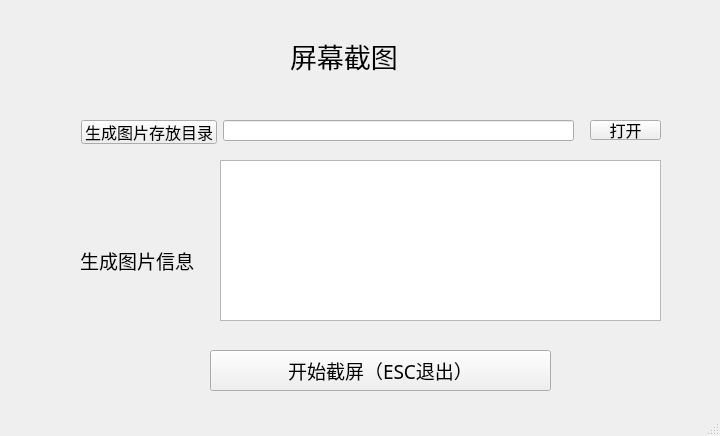
First picture: the form in cza_scr_print.ui, repository jeb0813/Screenshoter, before the edit.
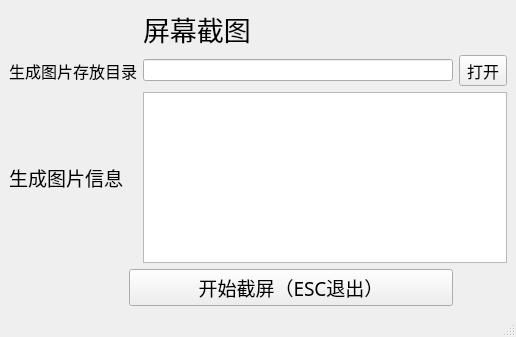
Second picture: the form after the edit.

Patch:
```diff
--- a/cza_scr_print.ui
+++ b/cza_scr_print.ui
@@ -9,23 +9,17 @@
    <rect>
     <x>0</x>
     <y>0</y>
-    <width>720</width>
-    <height>436</height>
+    <width>516</width>
+    <height>337</height>
    </rect>
   </property>
   <property name="windowTitle">
    <string>屏幕截图v1.0 ---by CZA  20211010</string>
   </property>
   <widget class="QWidget" name="centralwidget">
+   <layout class="QGridLayout" name="gridLayout">
+    <item row="0" column="2">
    <widget class="QLabel" name="label">
-    <property name="geometry">
-     <rect>
-      <x>290</x>
-      <y>30</y>
-      <width>121</width>
-      <height>51</height>
-     </rect>
-    </property>
     <property name="font">
      <font>
       <family>仿宋</family>
@@ -36,15 +30,9 @@
      <string>屏幕截图</string>
     </property>
    </widget>
-   <widget class="QPushButton" name="pushButton">
-    <property name="geometry">
-     <rect>
-      <x>81</x>
-      <y>120</y>
-      <width>136</width>
-      <height>24</height>
-     </rect>
-    </property>
+    </item>
+    <item row="1" column="0" colspan="2">
+     <widget class="QLabel" name="label_3">
     <property name="font">
      <font>
       <family>仿宋</family>
@@ -55,54 +43,12 @@
      <string>生成图片存放目录</string>
     </property>
    </widget>
-   <widget class="QLineEdit" name="lineEdit">
-    <property name="geometry">
-     <rect>
-      <x>223</x>
-      <y>120</y>
-      <width>351</width>
-      <height>21</height>
-     </rect>
-    </property>
-   </widget>
-   <widget class="QTextEdit" name="textEdit">
-    <property name="geometry">
-     <rect>
-      <x>220</x>
-      <y>160</y>
-      <width>441</width>
-      <height>161</height>
-     </rect>
-    </property>
-   </widget>
-   <widget class="QLabel" name="label_2">
-    <property name="geometry">
-     <rect>
-      <x>80</x>
-      <y>220</y>
-      <width>121</width>
-      <height>81</height>
-     </rect>
-    </property>
-    <property name="font">
-     <font>
-      <family>仿宋</family>
-      <pointsize>14</pointsize>
-     </font>
-    </property>
-    <property name="text">
-     <string>生成图片信息</string>
-    </property>
-   </widget>
+    </item>
+    <item row="1" column="2">
+     <widget class="QLineEdit" name="lineEdit"/>
+    </item>
+    <item row="1" column="3">
    <widget class="QToolButton" name="toolButton">
-    <property name="geometry">
-     <rect>
-      <x>590</x>
-      <y>120</y>
-      <width>71</width>
-      <height>20</height>
-     </rect>
-    </property>
     <property name="font">
      <font>
       <family>仿宋</family>
@@ -113,15 +59,25 @@
      <string>打开</string>
     </property>
    </widget>
+    </item>
+    <item row="2" column="0">
+     <widget class="QLabel" name="label_2">
+      <property name="font">
+       <font>
+        <family>仿宋</family>
+        <pointsize>14</pointsize>
+       </font>
+      </property>
+      <property name="text">
+       <string>生成图片信息</string>
+      </property>
+     </widget>
+    </item>
+    <item row="2" column="2" colspan="2">
+     <widget class="QTextEdit" name="textEdit"/>
+    </item>
+    <item row="3" column="1" colspan="2">
    <widget class="QPushButton" name="pushButton_2">
-    <property name="geometry">
-     <rect>
-      <x>210</x>
-      <y>350</y>
-      <width>341</width>
-      <height>41</height>
-     </rect>
-    </property>
     <property name="font">
      <font>
       <family>Agency FB</family>
@@ -132,6 +88,8 @@
      <string>开始截屏（ESC退出）</string>
     </property>
    </widget>
+    </item>
+   </layout>
   </widget>
   <widget class="QMenuBar" name="menubar">
    <property name="geometry">
```
Left out of the diff: 4 changed lines with no effect on the pictures. Lines whose indentation alone changed are shown as unchanged.
